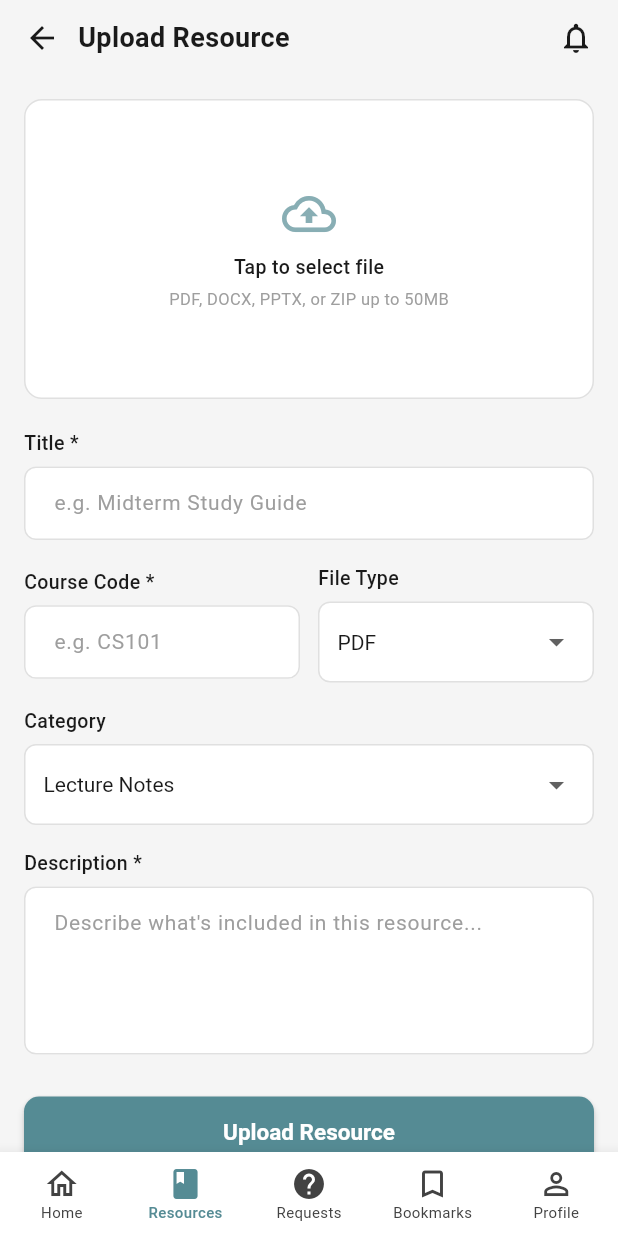
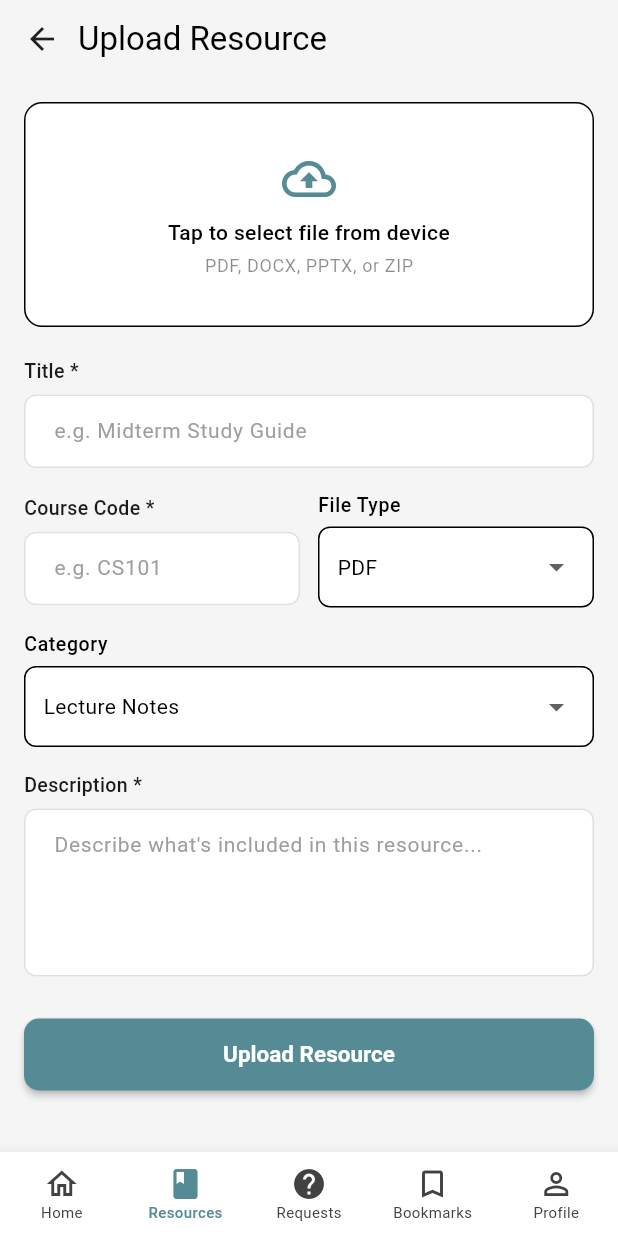
Before and after one commit to martategegne/mobileApp-2026AAU-project, a Flutter app: the UploadResource screen opened by its route, on a phone screen of 412 x 824 dp. Run offline on Flutter 3.47's test engine with Material 3 defaults, Android fonts, the phone set to English and light mode, and no system bars; our stand-ins replace file_picker, flutter_riverpod, go_router, open_filex.

Commit message:
feat(resources): add upload resource screen

```diff
--- a/smart_resources/lib/features/resources/presentation/screens/upload_resource.dart
+++ b/smart_resources/lib/features/resources/presentation/screens/upload_resource.dart
@@ -1,24 +1,37 @@
 import 'package:flutter/material.dart';
+import 'package:flutter_riverpod/flutter_riverpod.dart';
 import 'package:go_router/go_router.dart';
-import '../../../../core/theme/app_colors.dart';
-import '../../../../core/widgets/custom_button.dart';
-import '../../../../core/widgets/custom_text_field.dart';
+import 'package:file_picker/file_picker.dart';
+import 'package:smart_resources/core/theme/app_colors.dart';
+import 'package:smart_resources/core/widgets/custom_button.dart';
+import 'package:smart_resources/core/widgets/custom_text_field.dart';
+import 'package:smart_resources/features/auth/presentation/providers/auth_notifier.dart';
+import 'package:smart_resources/features/resources/data/models/resource_model.dart';
+import 'package:smart_resources/features/resources/presentation/providers/resource_notifier.dart';
 
-class UploadResource extends StatefulWidget {
+class UploadResource extends ConsumerStatefulWidget {
   final bool isAdmin;
+  final ResourceModel? resourceToEdit;
 
   const UploadResource({
     super.key,
     required this.isAdmin,
+    this.resourceToEdit,
   });
 
   @override
-  State<UploadResource> createState() => _UploadResourceState();
+  ConsumerState<UploadResource> createState() => _UploadResourceState();
 }
 
-class _UploadResourceState extends State<UploadResource> {
+class _UploadResourceState extends ConsumerState<UploadResource> {
+  late TextEditingController _titleController;
+  late TextEditingController _courseCodeController;
+  late TextEditingController _descriptionController;
+
   String _selectedFileType = 'PDF';
   String _selectedCategory = 'Lecture Notes';
+  String? _pickedFilePath;
+  String? _pickedFileName;
 
   final List<String> _fileTypes = ['PDF', 'DOCX', 'PPTX', 'ZIP'];
   final List<String> _categories = [
@@ -29,35 +42,155 @@ class _UploadResourceState extends State<UploadResource> {
   ];
 
   @override
+  void initState() {
+    super.initState();
+    _titleController = TextEditingController(text: widget.resourceToEdit?.title ?? '');
+    _courseCodeController = TextEditingController(text: widget.resourceToEdit?.courseCode ?? '');
+    _descriptionController = TextEditingController(text: widget.resourceToEdit?.description ?? '');
+    if (widget.resourceToEdit != null) {
+      _selectedFileType = widget.resourceToEdit!.fileType;
+      _pickedFilePath = widget.resourceToEdit!.filePath;
+    }
+  }
+
+  @override
+  void dispose() {
+    _titleController.dispose();
+    _courseCodeController.dispose();
+    _descriptionController.dispose();
+    super.dispose();
+  }
+
+  Future<void> _pickFile() async {
+    try {
+      FilePickerResult? result = await FilePicker.platform.pickFiles();
+      if (result != null) {
+        setState(() {
+          _pickedFilePath = result.files.single.path;
+          _pickedFileName = result.files.single.name;
+          final extension = result.files.single.extension?.toUpperCase();
+          if (extension != null && _fileTypes.contains(extension)) {
+            _selectedFileType = extension;
+          }
+        });
+      }
+    } catch (e) {
+      if (mounted) {
+        ScaffoldMessenger.of(context).showSnackBar(
+          SnackBar(content: Text('Error picking file: $e')),
+        );
+      }
+    }
+  }
+
+  Future<void> _handleUpload() async {
+    final title = _titleController.text.trim();
+    final courseCode = _courseCodeController.text.trim();
+    final description = _descriptionController.text.trim();
+    final authState = ref.read(authNotifierProvider);
+    final user = authState.user;
+
+    if (title.isEmpty || courseCode.isEmpty || description.isEmpty) {
+      if (!mounted) return;
+      ScaffoldMessenger.of(context).showSnackBar(
+        const SnackBar(content: Text('Please fill all required fields')),
+      );
+      return;
+    }
+
+    if (widget.resourceToEdit == null && _pickedFilePath == null) {
+      if (!mounted) return;
+      ScaffoldMessenger.of(context).showSnackBar(
+        const SnackBar(content: Text('Please select a file to upload')),
+      );
+      return;
+    }
+
+    if (widget.resourceToEdit != null) {
+      final updatedResource = widget.resourceToEdit!.copyWith(
+        title: title,
+        courseCode: courseCode,
+        description: description,
+        fileType: _selectedFileType,
+        filePath: _pickedFilePath,
+      );
+      try {
+        await ref.read(resourceNotifierProvider.notifier).updateResource(updatedResource);
+        if (mounted) {
+          ScaffoldMessenger.of(context).showSnackBar(
+            const SnackBar(
+              content: Text('Resource updated successfully!'),
+              backgroundColor: Colors.green,
+            ),
+          );
+          context.go(widget.isAdmin ? '/admin/resources' : '/student/resources');
+        }
+      } catch (e) {
+        if (mounted) ScaffoldMessenger.of(context).showSnackBar(SnackBar(content: Text('Error: $e')));
+      }
+    } else {
+      final resource = ResourceModel(
+        id: 'res-${DateTime.now().millisecondsSinceEpoch}',
+        title: title,
+        description: description,
+        courseCode: courseCode,
+        rating: 0.0,
+        reviewCount: 0,
+        uses: 0,
+        fileType: _selectedFileType,
+        uploader: user?.name ?? 'Anonymous',
+        isApproved: widget.isAdmin,
+        isBookmarked: false,
+        isDownloaded: false,
+        filePath: _pickedFilePath,
+      );
+
+      try {
+        await ref.read(resourceNotifierProvider.notifier).uploadResource(resource);
+        if (mounted) {
+          ScaffoldMessenger.of(context).showSnackBar(
+            const SnackBar(
+              content: Text('File uploaded successfully!'),
+              backgroundColor: Colors.green,
+            ),
+          );
+          context.go(widget.isAdmin ? '/admin/resources' : '/student/resources');
+        }
+      } catch (e) {
+        if (mounted) {
+          ScaffoldMessenger.of(context).showSnackBar(
+            SnackBar(content: Text('Upload failed: $e')),
+          );
+        }
+      }
+    }
+  }
+
+  @override
   Widget build(BuildContext context) {
+    final theme = Theme.of(context);
+
     return Scaffold(
-      backgroundColor: AppColors.background,
+      backgroundColor: theme.scaffoldBackgroundColor,
       body: SafeArea(
         child: Column(
           children: [
-            // App bar
             Padding(
               padding: const EdgeInsets.symmetric(horizontal: 16, vertical: 12),
               child: Row(
                 children: [
                   GestureDetector(
                     onTap: () => context.go(
-                      widget.isAdmin
-                          ? '/admin/resources'
-                          : '/student/resources',
+                      widget.isAdmin ? '/admin/resources' : '/student/resources',
                     ),
-                    child: const Icon(Icons.arrow_back,
-                        color: AppColors.textPrimary),
+                    child: Icon(Icons.arrow_back, color: theme.iconTheme.color),
                   ),
                   const SizedBox(width: 12),
-                  const Text('Upload Resource',
-                      style: TextStyle(
-                          fontSize: 18,
-                          fontWeight: FontWeight.w700,
-                          color: AppColors.textPrimary)),
+                  Text(
+                    widget.resourceToEdit != null ? 'Edit Resource' : 'Upload Resource',
+                    style: theme.textTheme.titleLarge,
+                  ),
                   const Spacer(),
-                  const Icon(Icons.notifications_outlined,
-                      color: AppColors.textPrimary),
                 ],
               ),
             ),
@@ -67,59 +200,70 @@ class _UploadResourceState extends State<UploadResource> {
                 child: Column(
                   crossAxisAlignment: CrossAxisAlignment.start,
                   children: [
-                    // File upload area
-                    Container(
+                    // File picker box
+                    GestureDetector(
+                      onTap: _pickFile,
+                      child: Container(
                         width: double.infinity,
-                      height: 200,
+                        height: 150,
                         decoration: BoxDecoration(
-                        color: AppColors.white,
+                          color: theme.cardColor,
                           borderRadius: BorderRadius.circular(12),
                           border: Border.all(
-                            color: AppColors.lightGrey,
-                            style: BorderStyle.solid),
+                            color: _pickedFilePath != null
+                                ? AppColors.primary
+                                : theme.dividerColor,
+                          ),
                         ),
                         child: Column(
                           mainAxisAlignment: MainAxisAlignment.center,
                           children: [
-                          Icon(Icons.cloud_upload_outlined,
+                            Icon(
+                              _pickedFilePath != null
+                                  ? Icons.file_present
+                                  : Icons.cloud_upload_outlined,
                               size: 36,
-                              color: AppColors.primary.withOpacity(0.7)),
+                              color: AppColors.primary,
+                            ),
                             const SizedBox(height: 8),
-                          const Text('Tap to select file',
-                              style: TextStyle(
-                                  fontSize: 13,
+                            Text(
+                              _pickedFileName ??
+                                  (_pickedFilePath != null
+                                      ? 'File selected'
+                                      : 'Tap to select file from device'),
+                              textAlign: TextAlign.center,
+                              style: theme.textTheme.bodyMedium?.copyWith(
                                 fontWeight: FontWeight.w500,
-                                  color: AppColors.textPrimary)),
-                          const SizedBox(height: 4),
-                          const Text('PDF, DOCX, PPTX, or ZIP up to 50MB',
-                              style: TextStyle(
-                                  fontSize: 11, color: AppColors.mediumGrey)),
+                              ),
+                            ),
+                            if (_pickedFileName == null && _pickedFilePath == null)
+                              Padding(
+                                padding: const EdgeInsets.only(top: 4.0),
+                                child: Text(
+                                  'PDF, DOCX, PPTX, or ZIP',
+                                  style: theme.textTheme.bodySmall?.copyWith(
+                                    color: theme.colorScheme.onSurface.withOpacity(0.45),
+                                  ),
+                                ),
+                              ),
                           ],
                         ),
                       ),
+                    ),
                     const SizedBox(height: 20),
-                    const Text('Title *',
-                        style: TextStyle(
-                            fontSize: 13,
-                            fontWeight: FontWeight.w500,
-                            color: AppColors.textPrimary)),
-                    const SizedBox(height: 6),
-                    const CustomTextField(hintText: 'e.g. Midterm Study Guide'),
+                    CustomTextField(
+                      label: 'Title *',
+                      hintText: 'e.g. Midterm Study Guide',
+                      controller: _titleController,
+                    ),
                     const SizedBox(height: 16),
                     Row(
                       children: [
-                        const Expanded(
-                          child: Column(
-                            crossAxisAlignment: CrossAxisAlignment.start,
-                            children: [
-                              Text('Course Code *',
-                                  style: TextStyle(
-                                      fontSize: 13,
-                                      fontWeight: FontWeight.w500,
-                                      color: AppColors.textPrimary)),
-                              SizedBox(height: 6),
-                              CustomTextField(hintText: 'e.g. CS101'),
-                            ],
+                        Expanded(
+                          child: CustomTextField(
+                            label: 'Course Code *',
+                            hintText: 'e.g. CS101',
+                            controller: _courseCodeController,
                           ),
                         ),
                         const SizedBox(width: 12),
@@ -127,34 +271,35 @@ class _UploadResourceState extends State<UploadResource> {
                           child: Column(
                             crossAxisAlignment: CrossAxisAlignment.start,
                             children: [
-                              const Text('File Type',
-                                  style: TextStyle(
+                              Text(
+                                'File Type',
+                                style: theme.textTheme.bodySmall?.copyWith(
                                   fontSize: 13,
                                   fontWeight: FontWeight.w500,
-                                      color: AppColors.textPrimary)),
+                                ),
+                              ),
                               const SizedBox(height: 6),
                               Container(
-                                padding: const EdgeInsets.symmetric(
-                                    horizontal: 12, vertical: 2),
+                                padding: const EdgeInsets.symmetric(horizontal: 12, vertical: 2),
                                 decoration: BoxDecoration(
-                                  color: AppColors.white,
-                                  border:
-                                      Border.all(color: AppColors.lightGrey),
+                                  color: theme.cardColor,
+                                  border: Border.all(color: theme.dividerColor),
                                   borderRadius: BorderRadius.circular(8),
                                 ),
                                 child: DropdownButtonHideUnderline(
                                   child: DropdownButton<String>(
                                     value: _selectedFileType,
                                     isExpanded: true,
+                                    dropdownColor: theme.cardColor,
                                     items: _fileTypes
                                         .map((t) => DropdownMenuItem(
-                                            value: t, child: Text(t)))
+                                            value: t,
+                                            child: Text(t,
+                                                style: theme.textTheme.bodyMedium)))
                                         .toList(),
                                     onChanged: (v) =>
                                         setState(() => _selectedFileType = v!),
-                                    style: const TextStyle(
-                                        fontSize: 14,
-                                        color: AppColors.textPrimary),
+                                    style: theme.textTheme.bodyMedium,
                                   ),
                                 ),
                               ),
@@ -164,65 +309,51 @@ class _UploadResourceState extends State<UploadResource> {
                       ],
                     ),
                     const SizedBox(height: 16),
-                    const Text('Category',
-                        style: TextStyle(
+                    Text(
+                      'Category',
+                      style: theme.textTheme.bodySmall?.copyWith(
                         fontSize: 13,
                         fontWeight: FontWeight.w500,
-                            color: AppColors.textPrimary)),
+                      ),
+                    ),
                     const SizedBox(height: 6),
                     Container(
-                      padding: const EdgeInsets.symmetric(
-                          horizontal: 12, vertical: 2),
+                      padding: const EdgeInsets.symmetric(horizontal: 12, vertical: 2),
                       decoration: BoxDecoration(
-                        color: AppColors.white,
-                        border: Border.all(color: AppColors.lightGrey),
+                        color: theme.cardColor,
+                        border: Border.all(color: theme.dividerColor),
                         borderRadius: BorderRadius.circular(8),
                       ),
                       child: DropdownButtonHideUnderline(
                         child: DropdownButton<String>(
                           value: _selectedCategory,
                           isExpanded: true,
+                          dropdownColor: theme.cardColor,
                           items: _categories
-                              .map((c) =>
-                                  DropdownMenuItem(value: c, child: Text(c)))
+                              .map((c) => DropdownMenuItem(
+                                  value: c,
+                                  child: Text(c, style: theme.textTheme.bodyMedium)))
                               .toList(),
-                          onChanged: (v) =>
-                              setState(() => _selectedCategory = v!),
-                          style: const TextStyle(
-                              fontSize: 14, color: AppColors.textPrimary),
+                          onChanged: (v) => setState(() => _selectedCategory = v!),
+                          style: theme.textTheme.bodyMedium,
                         ),
                       ),
                     ),
                     const SizedBox(height: 16),
-                    const Text('Description *',
-                        style: TextStyle(
-                            fontSize: 13,
-                            fontWeight: FontWeight.w500,
-                            color: AppColors.textPrimary)),
-                    const SizedBox(height: 6),
-                    const CustomTextField(
+                    CustomTextField(
+                      label: 'Description *',
                       hintText: "Describe what's included in this resource...",
                       maxLines: 4,
+                      controller: _descriptionController,
                     ),
                     const SizedBox(height: 28),
                     CustomButton(
-                      label: 'Upload Resource',
-                      onPressed: () {
-                        ScaffoldMessenger.of(context).showSnackBar(
-                          const SnackBar(
-                            content: Text('File uploaded successfully!',
-                                style: TextStyle(color: AppColors.success)),
-                            backgroundColor: AppColors.white,
-                            behavior: SnackBarBehavior.floating,
+                      label: widget.resourceToEdit != null
+                          ? 'Update Resource'
+                          : 'Upload Resource',
+                      onPressed: _handleUpload,
                     ),
-                        );
-                        context.go(
-                          widget.isAdmin
-                              ? '/admin/resources'
-                              : '/student/resources',
-                        );
-                      },
-                    ),
+                    const SizedBox(height: 50),
                   ],
                 ),
               ),
```
Lines whose indentation alone changed are shown as unchanged.
